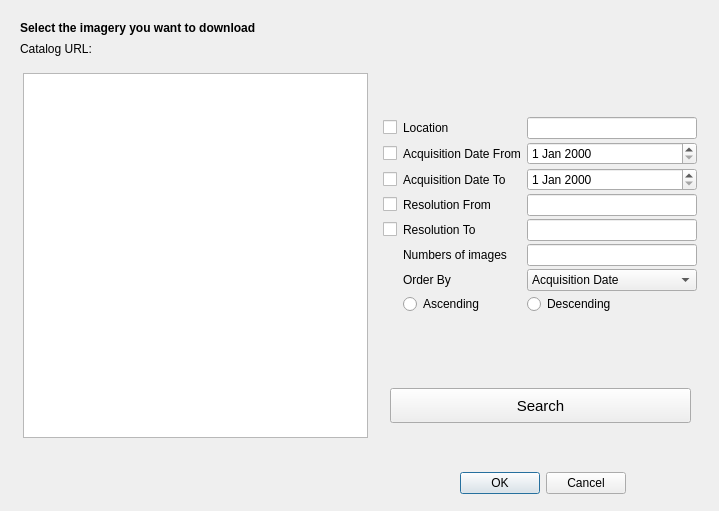
Qt form OpenAerialMap/gui/ui/img_search_dialog.ui (hotosm/oam-qgis-plugin) before a commit.
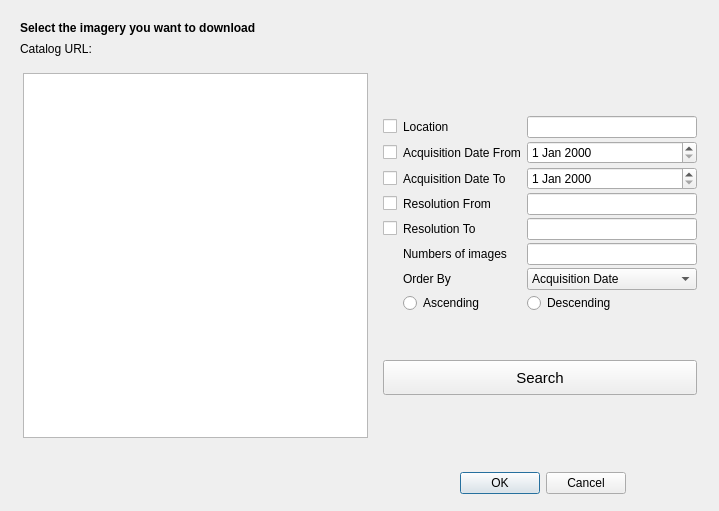
The same form after that commit.

Commit message: Improved GUI (mainly enhanced the cross-platform compatibility).

The edit to the form file:
```diff
--- a/OpenAerialMap/gui/ui/img_search_dialog.ui
+++ b/OpenAerialMap/gui/ui/img_search_dialog.ui
@@ -12,6 +12,7 @@
   </property>
   <property name="font">
    <font>
+    <pointsize>9</pointsize>
     <weight>50</weight>
     <bold>false</bold>
    </font>
@@ -73,7 +74,7 @@
      <x>380</x>
      <y>70</y>
      <width>320</width>
-     <height>291</height>
+     <height>371</height>
     </rect>
    </property>
    <layout class="QVBoxLayout" name="verticalLayoutQueries">
@@ -92,6 +93,19 @@
     <property name="bottomMargin">
      <number>3</number>
     </property>
+    <item>
+     <spacer name="verticalSpacer_3">
+      <property name="orientation">
+       <enum>Qt::Vertical</enum>
+      </property>
+      <property name="sizeHint" stdset="0">
+       <size>
+        <width>20</width>
+        <height>40</height>
+       </size>
+      </property>
+     </spacer>
+    </item>
     <item>
      <layout class="QGridLayout" name="gridLayout">
       <property name="leftMargin">
@@ -241,17 +255,20 @@
       </item>
      </layout>
     </item>
-   </layout>
-  </widget>
-  <widget class="QWidget" name="verticalLayoutWidget_2">
-   <property name="geometry">
-    <rect>
-     <x>390</x>
-     <y>370</y>
-     <width>301</width>
-     <height>71</height>
-    </rect>
-   </property>
+    <item>
+     <spacer name="verticalSpacer">
+      <property name="orientation">
+       <enum>Qt::Vertical</enum>
+      </property>
+      <property name="sizeHint" stdset="0">
+       <size>
+        <width>20</width>
+        <height>40</height>
+       </size>
+      </property>
+     </spacer>
+    </item>
+    <item>
    <layout class="QVBoxLayout" name="verticalLayoutSearch">
     <item>
      <widget class="QPushButton" name="pushButtonSearch">
@@ -270,6 +287,21 @@
        <string>Search</string>
       </property>
      </widget>
+      </item>
+     </layout>
+    </item>
+    <item>
+     <spacer name="verticalSpacer_2">
+      <property name="orientation">
+       <enum>Qt::Vertical</enum>
+      </property>
+      <property name="sizeHint" stdset="0">
+       <size>
+        <width>20</width>
+        <height>40</height>
+       </size>
+      </property>
+     </spacer>
     </item>
    </layout>
   </widget>
```
Left out of the diff: 2 changed lines with no effect on the pictures. Lines whose indentation alone changed are shown as unchanged. The commit also changes 7 other files.
